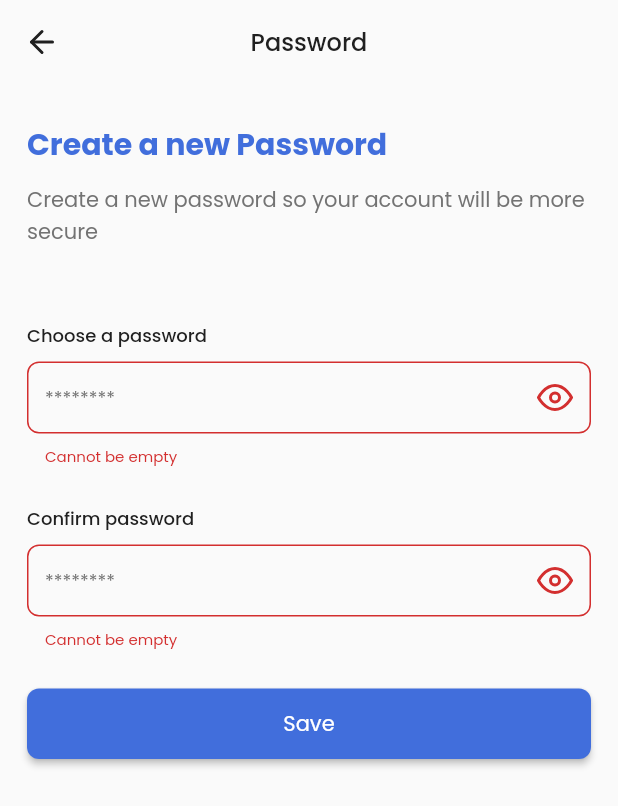
After one commit to dickyrey/interpretasi, a Flutter app: the PasswordPage screen opened directly, after a tap on "Save", on a phone screen of 412 x 824 dp. The commit adds this screen. Shown: the top 806 px of the screen. Run offline on Flutter 3.47's test engine with Material 2 defaults, Android fonts, the phone set to English and light mode, and no system bars; our stand-ins replace dartz, dots_indicator, equatable, flutter_bloc, flutter_feather_icons, flutter_spinkit and 12 more; accounts and stored records are empty; generated files the repository leaves out were written again; network calls fail; project files that could hold a hidden picture were left out.

Commit message:
add password

```diff
--- a/lib/l10n/app_en.arb
+++ b/lib/l10n/app_en.arb
@@ -6,10 +6,13 @@
   "captize_gmail_com": "captize@gmail.com",
   "choose_a_password": "Choose a password",
   "close": "Close",
+  "confirm_password": "Confirm password",
   "contact_us": "Contact Us",
   "couldnt_find_the_account_with_that_email": "Couldn't find the account with that email",
   "create_a_new_account": "Create a New Account",
   "create_a_new_account_so_you_can_enjoy_more_feature_in_interpretasi": "Create a new account so you can enjoy more feature in Interpretasi",
+  "create_a_new_password": "Create a new Password",
+  "create_a_new_password_so_your_account_will_be_more_secure": "Create a new password so your account will be more secure",
   "create_an_account": "Create an Account",
   "dont_have_an_account_yet": "Don't have an Account yet?",
   "email_address": "Email Address",
@@ -30,12 +33,15 @@
   "next": "Next",
   "or": "or",
   "password": "Password",
+  "passwords_are_not_the_same": "Passwords are not the same",
+  "pasword_hint_": "********",
   "please_check_and_click_verify_now_on_the_email": "please check and click verify now on the email.",
   "please_wait": "Please wait...",
   "register": "Register",
   "register_now": "Register Now",
   "resend_in": "Resend in",
   "resend_the_verification_link": "Resend the Verification Link",
+  "save": "Save",
   "sign_in_with_google": "Sign in with Google",
   "sign_up_with_google": "Sign up with Google",
   "signing": "Signing",
--- a/lib/src/common/enums.dart
+++ b/lib/src/common/enums.dart
@@ -7,3 +7,5 @@ enum HeadingTileType { normal, dropdown }
 enum MapPermission { granted, denied, unkown }
 
 enum SnackbarType { error, success, info }
+
+enum TextFieldType { email, text, phone }
--- /dev/null
+++ b/lib/src/presentation/pages/password_page.dart
@@ -0,0 +1,177 @@
+import 'package:flutter/material.dart';
+import 'package:flutter_bloc/flutter_bloc.dart';
+import 'package:flutter_feather_icons/flutter_feather_icons.dart';
+import 'package:flutter_gen/gen_l10n/app_localizations.dart';
+import 'package:interpretasi/src/common/const.dart';
+import 'package:interpretasi/src/common/enums.dart';
+import 'package:interpretasi/src/common/routes.dart';
+import 'package:interpretasi/src/presentation/bloc/password/password_form_bloc.dart';
+import 'package:interpretasi/src/presentation/widgets/elevated_button_widget.dart';
+import 'package:interpretasi/src/presentation/widgets/text_form_field_widget.dart';
+import 'package:interpretasi/src/utilities/snackbar.dart';
+import 'package:interpretasi/src/utilities/toast.dart';
+
+class PasswordPage extends StatefulWidget {
+  const PasswordPage({super.key});
+
+  @override
+  State<PasswordPage> createState() => _PasswordPageState();
+}
+
+class _PasswordPageState extends State<PasswordPage> {
+  @override
+  Widget build(BuildContext context) {
+    final formKey = GlobalKey<FormState>();
+    final theme = Theme.of(context);
+    final lang = AppLocalizations.of(context)!;
+
+    return BlocConsumer<PasswordFormBloc, PasswordFormState>(
+      listener: (context, state) {
+        if (state.message == ExceptionMessage.internetNotConnected) {
+          final snack = showSnackbar(
+            context,
+            type: SnackbarType.error,
+            labelText: lang.something_went_wrong,
+            labelButton: lang.close,
+            onTap: () {},
+          );
+          ScaffoldMessenger.of(context).showSnackBar(snack);
+        } else if (state.state == RequestState.loaded) {
+          // TODO(dickyrey) : Navigate to Loading screen for auto sign in
+          Navigator.pushNamedAndRemoveUntil(context, HOME, (route) => false);
+        }
+      },
+      builder: (context, state) {
+        return Scaffold(
+          appBar: _appBar(context),
+          body: SingleChildScrollView(
+            padding: const EdgeInsets.symmetric(horizontal: Const.margin),
+            child: Form(
+              key: formKey,
+              autovalidateMode: AutovalidateMode.onUserInteraction,
+              child: Column(
+                crossAxisAlignment: CrossAxisAlignment.start,
+                children: [
+                  const SizedBox(height: Const.space25),
+                  Text(
+                    lang.create_a_new_password,
+                    style: theme.textTheme.headlineLarge?.copyWith(
+                      color: theme.primaryColor,
+                      fontWeight: FontWeight.bold,
+                    ),
+                    textAlign: TextAlign.start,
+                  ),
+                  const SizedBox(height: Const.space12),
+                  Text(
+                    lang.create_a_new_password_so_your_account_will_be_more_secure,
+                    style: theme.textTheme.bodyLarge,
+                    textAlign: TextAlign.start,
+                  ),
+                  const SizedBox(height: Const.space50),
+                  Text(
+                    lang.choose_a_password,
+                    style: theme.textTheme.titleMedium,
+                    textAlign: TextAlign.start,
+                  ),
+                  const SizedBox(height: Const.space8),
+                  TextFormFieldWidget(
+                    obscureText: state.obscureText,
+                    hintText: lang.pasword_hint_,
+                    suffixIcon: IconButton(
+                      onPressed: () {
+                        context
+                            .read<PasswordFormBloc>()
+                            .add(const PasswordFormEvent.obscureTextPressed());
+                      },
+                      icon: Icon(
+                        (state.obscureText == true)
+                            ? FeatherIcons.eye
+                            : FeatherIcons.eyeOff,
+                      ),
+                    ),
+                    onChanged: (value) {
+                      context
+                          .read<PasswordFormBloc>()
+                          .add(PasswordFormEvent.passwordOnChanged(value));
+                    },
+                  ),
+                  const SizedBox(height: Const.space25),
+                  Text(
+                    lang.confirm_password,
+                    style: theme.textTheme.titleMedium,
+                    textAlign: TextAlign.start,
+                  ),
+                  const SizedBox(height: Const.space8),
+                  TextFormFieldWidget(
+                    obscureText: state.obscureText,
+                    hintText: lang.pasword_hint_,
+                    suffixIcon: IconButton(
+                      onPressed: () {
+                        context
+                            .read<PasswordFormBloc>()
+                            .add(const PasswordFormEvent.obscureTextPressed());
+                      },
+                      icon: Icon(
+                        (state.obscureText == true)
+                            ? FeatherIcons.eye
+                            : FeatherIcons.eyeOff,
+                      ),
+                    ),
+                    onChanged: (value) {
+                      context.read<PasswordFormBloc>().add(
+                            PasswordFormEvent.repeatPasswordOnChanged(value),
+                          );
+                    },
+                  ),
+                  const SizedBox(height: Const.space25),
+                  ElevatedButtonWidget(
+                    onTap: () {
+                      if (!formKey.currentState!.validate()) {
+                      } else if (state.password != state.repeatPassword) {
+                        final snack = showSnackbar(
+                          context,
+                          type: SnackbarType.error,
+                          labelText: lang.passwords_are_not_the_same,
+                          labelButton: lang.close,
+                          onTap: () {},
+                        );
+                        ScaffoldMessenger.of(context).showSnackBar(snack);
+                      } else {
+                        context.read<PasswordFormBloc>().add(
+                              const PasswordFormEvent.addPasswordPressed(),
+                            );
+                      }
+                    },
+                    label: lang.save,
+                    labelLoading: lang.please_wait,
+                    isLoading: (state.isSubmitting == true) ? true : false,
+                  ),
+                ],
+              ),
+            ),
+          ),
+        );
+      },
+    );
+  }
+
+  AppBar _appBar(BuildContext context) {
+    final theme = Theme.of(context);
+    final lang = AppLocalizations.of(context)!;
+
+    return AppBar(
+      backgroundColor: theme.colorScheme.background,
+      leading: IconButton(
+        onPressed: () => Navigator.pop(context),
+        icon: Icon(
+          FeatherIcons.arrowLeft,
+          color: theme.iconTheme.color,
+        ),
+      ),
+      title: Text(
+        lang.password,
+        style: theme.textTheme.headlineSmall,
+      ),
+    );
+  }
+}
--- a/lib/src/presentation/widgets/text_form_field_widget.dart
+++ b/lib/src/presentation/widgets/text_form_field_widget.dart
@@ -3,8 +3,7 @@ import 'package:flutter/services.dart';
 import 'package:flutter_gen/gen_l10n/app_localizations.dart';
 import 'package:form_field_validator/form_field_validator.dart';
 import 'package:interpretasi/src/common/const.dart';
-
-enum TextFieldType { email, text, phone }
+import 'package:interpretasi/src/common/enums.dart';
 
 class TextFormFieldWidget extends StatelessWidget {
   const TextFormFieldWidget({
--- a/lib/src/utilities/route_generator.dart
+++ b/lib/src/utilities/route_generator.dart
@@ -4,6 +4,7 @@ import 'package:interpretasi/src/presentation/pages/email_verification_page.dart
 import 'package:interpretasi/src/presentation/pages/error_page.dart';
 import 'package:interpretasi/src/presentation/pages/login_page.dart';
 import 'package:interpretasi/src/presentation/pages/on_boarding_page.dart';
+import 'package:interpretasi/src/presentation/pages/password_page.dart';
 import 'package:interpretasi/src/presentation/pages/register_page.dart';
 import 'package:interpretasi/src/presentation/pages/splash_page.dart';
 
@@ -30,15 +31,12 @@ class RouteGenerator {
         );
       case EMAIL_VERIFICATION:
         return MaterialPageRoute(
-          builder: (_) => EmailVerificationPage(),
+          builder: (_) => const EmailVerificationPage(),
         );
-      // case BACKUP_EMAIL_VERIFICATION:
-      //   if (args is String) {
-      //     return MaterialPageRoute(
-      //       builder: (_) => BackupEmailVerificationPage(email: args),
-      //     );
-      //   }
-      //   return _errorRoute();
+      case PASSWORD:
+        return MaterialPageRoute(
+          builder: (_) => const PasswordPage(),
+        );
       // case FORGOT_PASSWORD:
       //   return MaterialPageRoute(
       //     builder: (_) => const ForgotPasswordPage(),
@@ -75,10 +73,7 @@ class RouteGenerator {
       //   return MaterialPageRoute(
       //     builder: (_) => const AddPhoneNumberPage(),
       //   );
-      // case PASSWORD:
-      //   return MaterialPageRoute(
-      //     builder: (_) => const PasswordPage(),
-      //   );
+
       // case DELETE_ACCOUNT:
       //   return MaterialPageRoute(
       //     builder: (_) => const DeleteAccountPage(),
```
